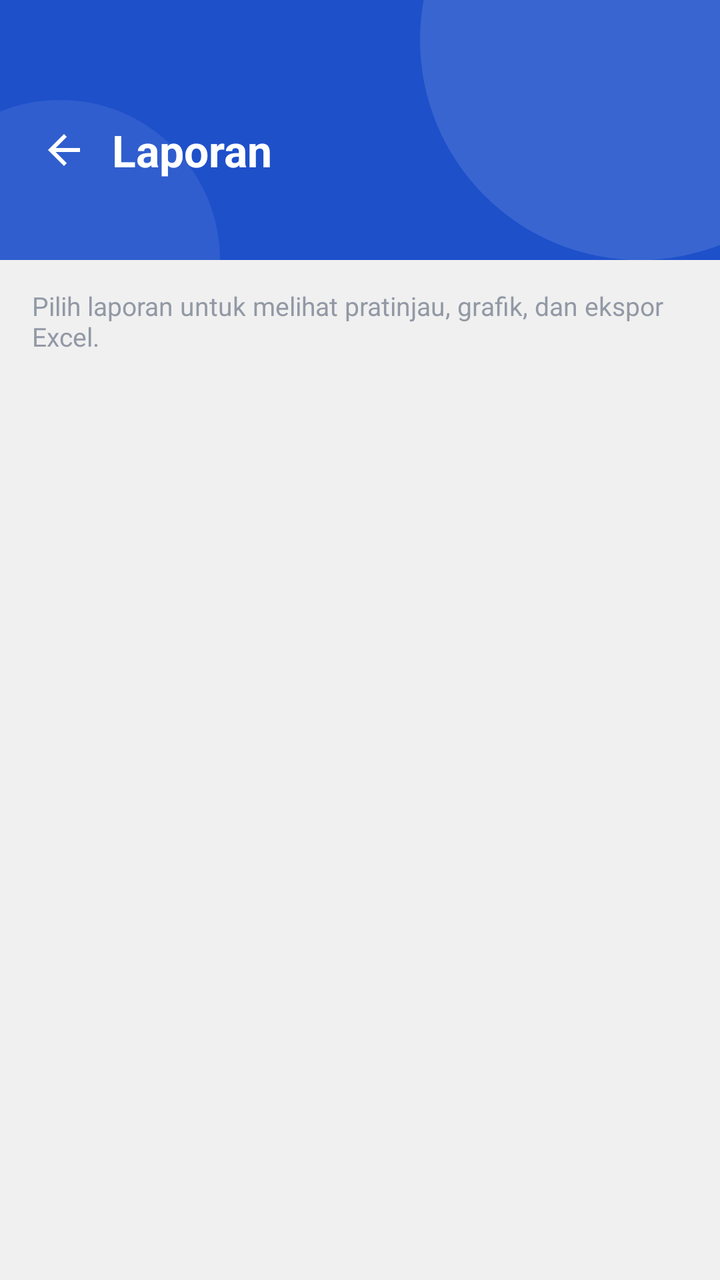
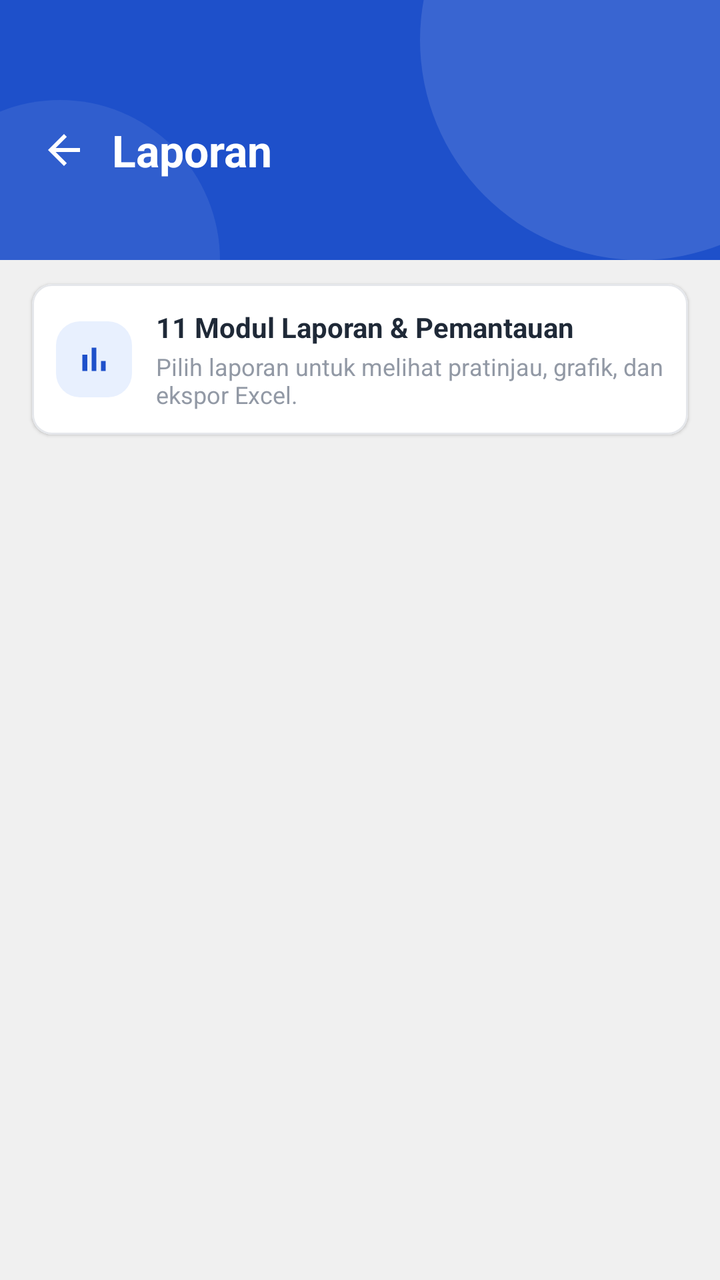

Screens rendered from an Android XML layout before and after an edit, with the pre-edit source and the edit as a unified diff.
<!-- AndroidManifest.xml: application theme Theme.Android -->
<!-- res/layout/fragment_report_hub.xml -->
<?xml version="1.0" encoding="utf-8"?>
<LinearLayout xmlns:android="http://schemas.android.com/apk/res/android"
    android:layout_width="match_parent"
    android:layout_height="match_parent"
    android:background="@color/agnesian_background"
    android:orientation="vertical">

    <LinearLayout
        android:layout_width="match_parent"
        android:layout_height="wrap_content"
        android:background="@drawable/bg_header"
        android:gravity="center_vertical"
        android:minHeight="110dp"
        android:orientation="horizontal"
        android:paddingHorizontal="8dp"
        android:paddingTop="20dp">

        <ImageButton
            android:id="@+id/btnBack"
            android:layout_width="48dp"
            android:layout_height="48dp"
            android:background="?attr/selectableItemBackgroundBorderless"
            android:contentDescription="@string/cd_back"
            android:src="@drawable/ic_arrow_back" />

        <TextView
            android:layout_width="0dp"
            android:layout_height="wrap_content"
            android:layout_weight="1"
            android:text="@string/report_hub_title"
            android:textColor="@color/white"
            android:textSize="22sp"
            android:textStyle="bold" />
    </LinearLayout>

    <TextView
        android:layout_width="match_parent"
        android:layout_height="wrap_content"
        android:layout_marginHorizontal="16dp"
        android:layout_marginTop="14dp"
        android:layout_marginBottom="4dp"
        android:text="@string/report_hub_hint"
        android:textColor="@color/agnesian_muted"
        android:textSize="13sp" />

    
    <androidx.recyclerview.widget.RecyclerView
        android:id="@+id/rvReportHub"
        android:layout_width="match_parent"
        android:layout_height="0dp"
        android:layout_weight="1"
        android:clipToPadding="false"
        android:paddingHorizontal="11dp"
        android:paddingTop="6dp"
        android:paddingBottom="16dp" />
</LinearLayout>
<!-- resources referenced by this layout -->
<resources>
  <color name="agnesian_background">#F0F0F0</color>
  <color name="agnesian_muted">#9299A5</color>
  <color name="white">#FFFFFFFF</color>
  <!-- drawable ic_arrow_back (drawable) -->
  <vector xmlns:android="http://schemas.android.com/apk/res/android"
      android:width="24dp"
      android:height="24dp"
      android:viewportWidth="24"
      android:viewportHeight="24">
      <path
          android:fillColor="#FFFFFF"
          android:pathData="M20,11H7.83l5.59,-5.59L12,4l-8,8 8,8 1.41,-1.41L7.83,13H20v-2z" />
  </vector>
  <string name="cd_back">Kembali</string>
  <string name="report_hub_hint">Pilih laporan untuk melihat pratinjau, grafik, dan ekspor Excel.</string>
  <string name="report_hub_title">Laporan</string>
  <color name="agnesian_blue">#1E50CA</color>
  <style name="Base.Theme.Android" parent="Theme.Material3.Light.NoActionBar" />
  <color name="agnesian_tile">#E8F0FE</color>
  <color name="agnesian_button">#3262D6</color>
  <color name="agnesian_blue_dark">#163D9E</color>
  <color name="agnesian_text">#1F2937</color>
  <color name="agnesian_surface_soft">#F8FAFC</color>
  <color name="agnesian_divider">#E5E7EB</color>
  <color name="agnesian_border">#D1D5DB</color>
  <color name="change_cancel">#B3261E</color>
  <style name="ThemeOverlay.Agnesian.BottomSheetDialog" parent="ThemeOverlay.Material3.BottomSheetDialog">
          <item name="bottomSheetStyle">@style/Widget.Agnesian.BottomSheet</item>
          <item name="colorSurface">@color/white</item>
          <item name="colorPrimary">@color/agnesian_blue</item>
          <item name="android:windowIsFloating">false</item>
          <item name="android:windowSoftInputMode">adjustResize</item>
      </style>
  <style name="Widget.Agnesian.Chip.Filter" parent="Widget.Material3.Chip.Filter">
          <item name="chipBackgroundColor">@color/chip_filter_bg</item>
          <item name="android:textColor">@color/chip_filter_text</item>
          <item name="chipStrokeColor">@color/chip_filter_stroke</item>
          <item name="chipStrokeWidth">1dp</item>
          <item name="checkedIconTint">@color/white</item>
          <item name="android:textStyle">bold</item>
      </style>
  <style name="Widget.Agnesian.DialogButton.Positive" parent="Widget.Material3.Button.TextButton.Dialog">
          <item name="android:textColor">@color/agnesian_blue</item>
          <item name="android:textAllCaps">false</item>
          <item name="android:textStyle">bold</item>
      </style>
  <style name="Widget.Agnesian.DialogButton.Negative" parent="Widget.Material3.Button.TextButton.Dialog">
          <item name="android:textColor">@color/agnesian_muted</item>
          <item name="android:textAllCaps">false</item>
      </style>
  <style name="Widget.Agnesian.BottomSheet" parent="Widget.Material3.BottomSheet.Modal">
          <item name="backgroundTint">@color/white</item>
          <item name="shapeAppearance">@style/ShapeAppearance.Agnesian.BottomSheet</item>
      </style>
  <style name="ShapeAppearance.Agnesian.BottomSheet" parent="">
          <item name="cornerFamily">rounded</item>
          <item name="cornerSizeTopLeft">24dp</item>
          <item name="cornerSizeTopRight">24dp</item>
          <item name="cornerSizeBottomLeft">0dp</item>
          <item name="cornerSizeBottomRight">0dp</item>
      </style>
  <!-- unchanged entries left out for length: 5 -->
</resources>

<!-- the commit's change to res/layout/fragment_report_hub.xml (unified diff, before → after) -->
@@ -1,5 +1,6 @@
 <?xml version="1.0" encoding="utf-8"?>
 <LinearLayout xmlns:android="http://schemas.android.com/apk/res/android"
+    xmlns:app="http://schemas.android.com/apk/res-auto"
     android:layout_width="match_parent"
     android:layout_height="match_parent"
     android:background="@color/agnesian_background"
@@ -33,15 +34,66 @@
             android:textStyle="bold" />
     </LinearLayout>
 
-    <TextView
+    
+    <com.google.android.material.card.MaterialCardView
         android:layout_width="match_parent"
         android:layout_height="wrap_content"
         android:layout_marginHorizontal="16dp"
-        android:layout_marginTop="14dp"
+        android:layout_marginTop="12dp"
         android:layout_marginBottom="4dp"
-        android:text="@string/report_hub_hint"
-        android:textColor="@color/agnesian_muted"
-        android:textSize="13sp" />
+        app:cardBackgroundColor="@color/white"
+        app:cardCornerRadius="10dp"
+        app:cardElevation="1dp"
+        app:strokeColor="@color/agnesian_divider"
+        app:strokeWidth="1dp">
+
+        <LinearLayout
+            android:layout_width="match_parent"
+            android:layout_height="wrap_content"
+            android:gravity="center_vertical"
+            android:orientation="horizontal"
+            android:padding="12dp">
+
+            <FrameLayout
+                android:layout_width="38dp"
+                android:layout_height="38dp"
+                android:background="@drawable/bg_badge"
+                android:backgroundTint="@color/agnesian_tile">
+
+                <ImageView
+                    android:layout_width="20dp"
+                    android:layout_height="20dp"
+                    android:layout_gravity="center"
+                    android:importantForAccessibility="no"
+                    android:src="@drawable/ic_bar_chart"
+                    app:tint="@color/agnesian_blue" />
+            </FrameLayout>
+
+            <LinearLayout
+                android:layout_width="0dp"
+                android:layout_height="wrap_content"
+                android:layout_marginStart="12dp"
+                android:layout_weight="1"
+                android:orientation="vertical">
+
+                <TextView
+                    android:layout_width="match_parent"
+                    android:layout_height="wrap_content"
+                    android:text="11 Modul Laporan &amp; Pemantauan"
+                    android:textColor="@color/agnesian_text"
+                    android:textSize="14sp"
+                    android:textStyle="bold" />
+
+                <TextView
+                    android:layout_width="match_parent"
+                    android:layout_height="wrap_content"
+                    android:layout_marginTop="2dp"
+                    android:text="@string/report_hub_hint"
+                    android:textColor="@color/agnesian_muted"
+                    android:textSize="12sp" />
+            </LinearLayout>
+        </LinearLayout>
+    </com.google.android.material.card.MaterialCardView>
 
     
     <androidx.recyclerview.widget.RecyclerView
@@ -50,7 +102,7 @@
         android:layout_height="0dp"
         android:layout_weight="1"
         android:clipToPadding="false"
-        android:paddingHorizontal="11dp"
+        android:paddingHorizontal="10dp"
         android:paddingTop="6dp"
-        android:paddingBottom="16dp" />
+        android:paddingBottom="18dp" />
 </LinearLayout>
<!-- resource entries referenced after the edit -->
@@ -3,6 +3,13 @@
   <color name="agnesian_background">#F0F0F0</color>
   <color name="agnesian_muted">#9299A5</color>
   <color name="white">#FFFFFFFF</color>
+  <!-- drawable bg_badge (drawable) -->
+  <?xml version="1.0" encoding="utf-8"?>
+  <shape xmlns:android="http://schemas.android.com/apk/res/android"
+      android:shape="rectangle">
+      <solid android:color="@color/white" />
+      <corners android:radius="12dp" />
+  </shape>
   <!-- drawable ic_arrow_back (drawable) -->
   <vector xmlns:android="http://schemas.android.com/apk/res/android"
       android:width="24dp"
@@ -12,6 +19,17 @@
       <path
           android:fillColor="#FFFFFF"
           android:pathData="M20,11H7.83l5.59,-5.59L12,4l-8,8 8,8 1.41,-1.41L7.83,13H20v-2z" />
+  </vector>
+  <!-- drawable ic_bar_chart (drawable) -->
+  <?xml version="1.0" encoding="utf-8"?>
+  <vector xmlns:android="http://schemas.android.com/apk/res/android"
+      android:width="24dp"
+      android:height="24dp"
+      android:viewportWidth="24"
+      android:viewportHeight="24">
+      <path
+          android:fillColor="#9EA2AC"
+          android:pathData="M5,9.2h3V19H5zM10.6,5h2.8v14h-2.8zM16.2,13H19v6h-2.8z" />
   </vector>
   <string name="cd_back">Kembali</string>
   <string name="report_hub_hint">Pilih laporan untuk melihat pratinjau, grafik, dan ekspor Excel.</string>
